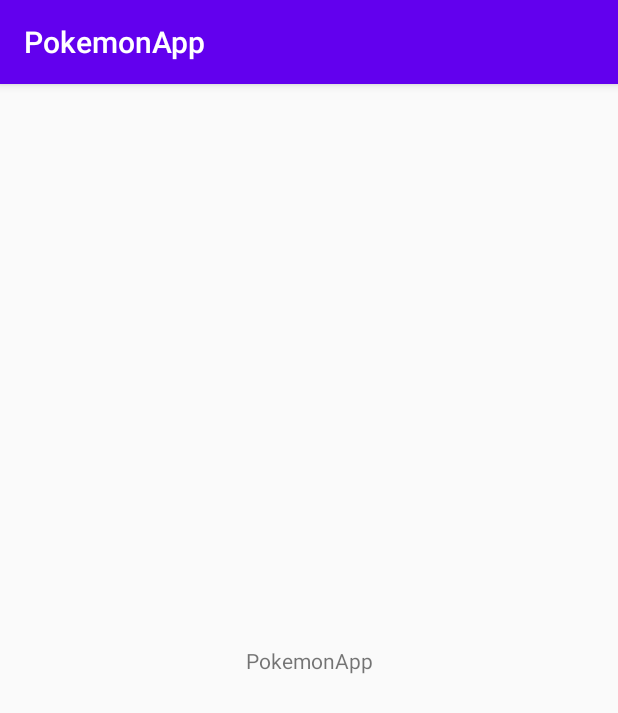
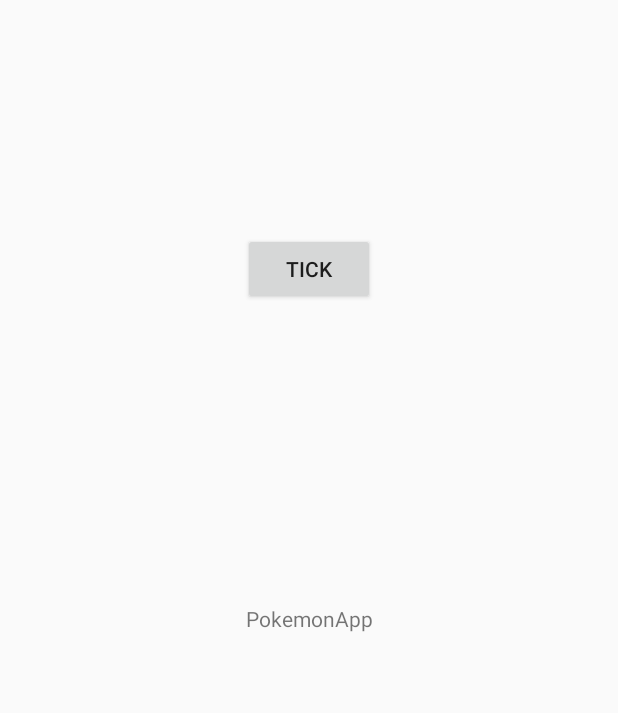
Before and after one commit to Gmanakow/PokemonApp, an Android app: the screen it shows after launch (MainActivity), on a phone screen of 412 x 824 dp. Shown: the top 713 px of the screen. Run offline under Robolectric (Android 15) with nearby library versions, the phone set to English and light mode, and no system bars; our stand-ins replace RxJava.

```diff
--- a/app/build.gradle
+++ b/app/build.gradle
@@ -34,4 +34,10 @@ dependencies {
     androidTestImplementation 'androidx.test.ext:junit:1.1.2'
     androidTestImplementation 'androidx.test.espresso:espresso-core:3.3.0'
 
+    implementation 'io.reactivex.rxjava2:rxandroid:2.0.1'
+    implementation 'io.reactivex.rxjava2:rxkotlin:2.4.0'
+    implementation 'com.squareup.retrofit2:retrofit:2.5.0'
+    implementation 'com.squareup.retrofit2:converter-gson:2.5.0'
+    implementation 'com.squareup.retrofit2:adapter-rxjava2:2.4.0'
+
 }
--- a/app/src/main/AndroidManifest.xml
+++ b/app/src/main/AndroidManifest.xml
@@ -1,6 +1,8 @@
 <?xml version="1.0" encoding="utf-8"?>
 <manifest xmlns:android="http://schemas.android.com/apk/res/android"
     package="com.manakow.pokemonapp">
+
+    <uses-permission android:name="android.permission.INTERNET" />
 
     <application
         android:allowBackup="true"
@@ -9,7 +11,7 @@
         android:roundIcon="@mipmap/ic_launcher_round"
         android:supportsRtl="true"
         android:theme="@style/AppTheme">
-        <activity android:name=".MainActivity">
+        <activity android:name=".view.MainActivity">
             <intent-filter>
                 <action android:name="android.intent.action.MAIN" />
 
--- a/app/src/main/java/com/manakow/pokemonapp/MainActivity.kt
+++ /dev/null
@@ -1,18 +0,0 @@
-package com.manakow.pokemonapp
-
-import androidx.appcompat.app.AppCompatActivity
-import android.os.Bundle
-import android.view.View
-import android.widget.TextView
-import androidx.core.view.isVisible
-
-class MainActivity : AppCompatActivity() {
-    override fun onCreate(savedInstanceState: Bundle?) {
-        super.onCreate(savedInstanceState)
-        setContentView(R.layout.activity_main)
-
-        val textView : TextView = findViewById(R.id.HelloViewId)
-        textView.text = "PokemonApp"
-        textView.visibility = View.VISIBLE
-    }
-}
--- /dev/null
+++ b/app/src/main/java/com/manakow/pokemonapp/model/PokeApi.kt
@@ -0,0 +1,32 @@
+package com.manakow.pokemonapp.model
+
+import io.reactivex.Single
+import retrofit2.Retrofit
+import retrofit2.adapter.rxjava2.RxJava2CallAdapterFactory
+import retrofit2.converter.gson.GsonConverterFactory
+import retrofit2.http.GET
+
+interface PokeApi{
+    class Instance{
+        fun getRetrofit() : Retrofit{
+            return Retrofit.Builder()
+                .baseUrl(
+                    "https://pokeapi.co/api/v2/"
+                )
+                .addConverterFactory(
+                    GsonConverterFactory.create()
+                )
+                .addCallAdapterFactory(
+                    RxJava2CallAdapterFactory.create()
+                )
+                .build()
+        }
+
+        fun getPokeApi() : PokeApi {
+            return getRetrofit().create(PokeApi::class.java)
+        }
+    }
+
+    @GET("pokemon/1")
+    fun getPokemonByNumber() : Single<PokemonData>
+}
--- /dev/null
+++ b/app/src/main/java/com/manakow/pokemonapp/presenter/Presenter.kt
@@ -0,0 +1,33 @@
+package com.manakow.pokemonapp.presenter
+
+import android.util.Log
+import com.manakow.pokemonapp.model.PokeApi
+import com.manakow.pokemonapp.view.CustomView
+import com.manakow.pokemonapp.view.MainActivity
+import io.reactivex.android.schedulers.AndroidSchedulers
+import io.reactivex.functions.Consumer
+import io.reactivex.schedulers.Schedulers
+import kotlinx.android.synthetic.main.activity_main.*
+
+class Presenter(val view : CustomView) {
+    val pokeApi : PokeApi = PokeApi.Instance().getPokeApi()
+    init{
+        view.getButton()?.setOnClickListener {
+            tick()
+        }
+    }
+
+    fun tick(){
+        pokeApi.getPokemonByNumber()
+            .subscribeOn(Schedulers.io())
+            .observeOn(AndroidSchedulers.mainThread())
+            .subscribe(
+                Consumer {
+                    Log.d(
+                        "tag",
+                        it.stats?.get(0)?.stat?.name!!
+                    )
+                }
+            )
+    }
+}
--- /dev/null
+++ b/app/src/main/java/com/manakow/pokemonapp/view/CustomView.kt
@@ -0,0 +1,8 @@
+package com.manakow.pokemonapp.view
+
+import android.widget.Button
+import androidx.appcompat.app.AppCompatActivity
+
+abstract class CustomView : AppCompatActivity(){
+    abstract fun getButton() : Button?
+}
--- /dev/null
+++ b/app/src/main/java/com/manakow/pokemonapp/view/MainActivity.kt
@@ -0,0 +1,35 @@
+package com.manakow.pokemonapp.view
+
+import androidx.appcompat.app.AppCompatActivity
+import android.os.Bundle
+import android.view.View
+import android.widget.Button
+import android.widget.TextView
+import com.manakow.pokemonapp.R
+import com.manakow.pokemonapp.presenter.Presenter
+
+class MainActivity : CustomView() {
+    var tickButton : Button? = null
+
+    override fun onCreate(savedInstanceState: Bundle?) {
+        super.onCreate(savedInstanceState)
+        setContentView(R.layout.activity_main)
+
+        val textView : TextView = findViewById(R.id.HelloViewId)
+        textView.text = "PokemonApp"
+        textView.visibility = View.VISIBLE
+
+
+        tickButton = findViewById(R.id.buttonId)
+
+        tickButton?.text = "Tick"
+        tickButton?.visibility = View.VISIBLE
+
+        val presenter : Presenter = Presenter(this)
+    }
+
+    override fun getButton(): Button? {
+        return tickButton
+    }
+
+}
--- a/app/src/main/res/layout/activity_main.xml
+++ b/app/src/main/res/layout/activity_main.xml
@@ -4,7 +4,7 @@
     xmlns:tools="http://schemas.android.com/tools"
     android:layout_width="match_parent"
     android:layout_height="match_parent"
-    tools:context=".MainActivity">
+    tools:context=".view.MainActivity">
 
     <TextView
         android:id="@+id/HelloViewId"
@@ -16,4 +16,19 @@
         app:layout_constraintRight_toRightOf="parent"
         app:layout_constraintTop_toTopOf="parent" />
 
+    <Button
+        android:id="@+id/buttonId"
+        android:layout_width="wrap_content"
+        android:layout_height="wrap_content"
+        android:text="Button"
+
+        app:layout_constraintBottom_toBottomOf="parent"
+        app:layout_constraintLeft_toLeftOf="parent"
+        app:layout_constraintRight_toRightOf="parent"
+        app:layout_constraintTop_toTopOf="parent"
+
+        app:layout_constraintVertical_bias="0.2"
+        app:layout_constraintHorizontal_bias="0.5"
+        />
+
 </androidx.constraintlayout.widget.ConstraintLayout>
--- a/app/src/main/res/values/styles.xml
+++ b/app/src/main/res/values/styles.xml
@@ -1,6 +1,6 @@
 <resources>
     <!-- Base application theme. -->
-    <style name="AppTheme" parent="Theme.AppCompat.Light.DarkActionBar">
+    <style name="AppTheme" parent="Theme.AppCompat.Light.NoActionBar">
         <!-- Customize your theme here. -->
         <item name="colorPrimary">@color/colorPrimary</item>
         <item name="colorPrimaryDark">@color/colorPrimaryDark</item>
```
Also changed, not shown: app/src/main/java/com/manakow/pokemonapp/model/PokemonData.kt (added, +38 -0 lines).
